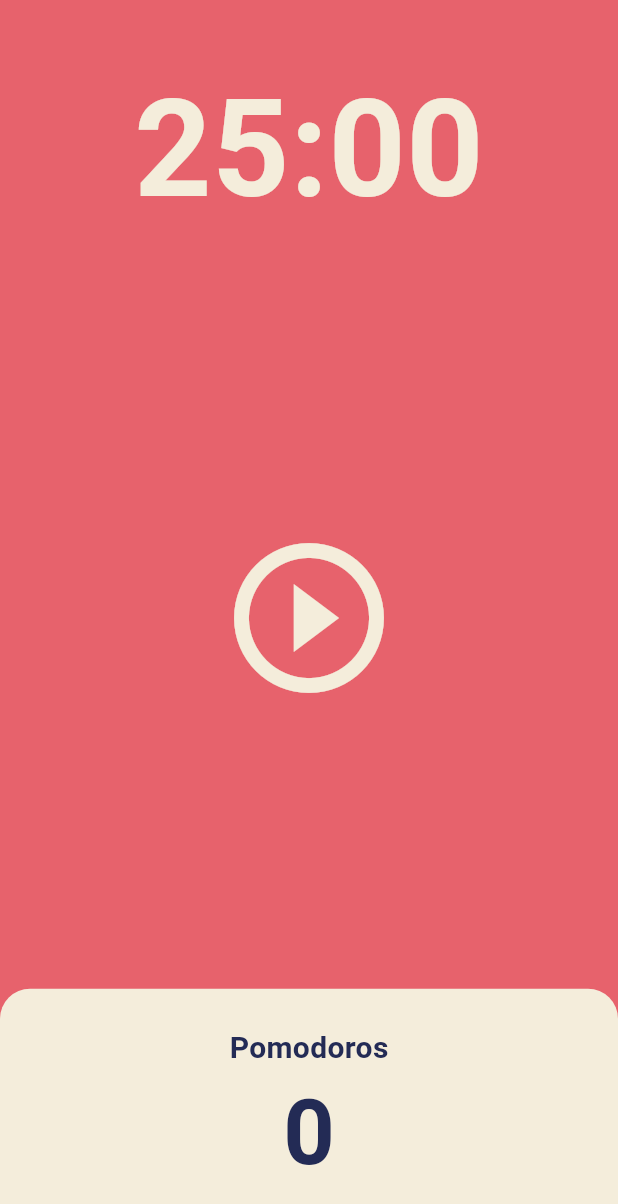
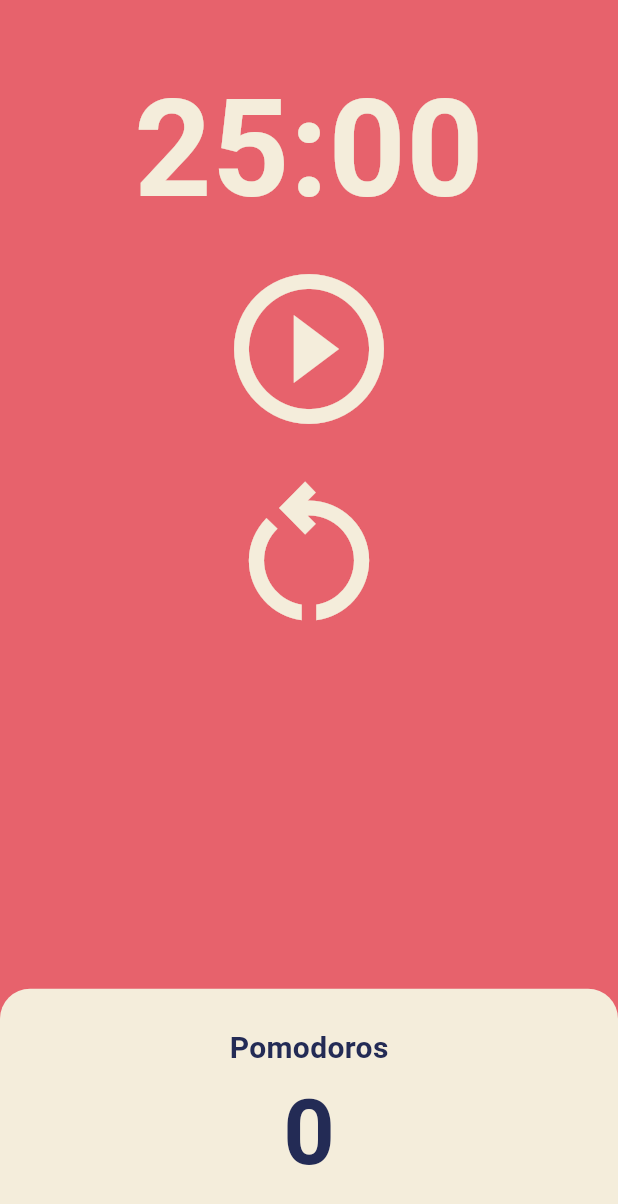
Before and after one commit to Alpaca92/IAL, a Flutter app: the screen it shows after launch, on a phone screen of 412 x 824 dp. Shown: the top 1204 px of the screen. Run offline on Flutter 3.47's test engine with Material 3 defaults, Android fonts, the phone set to English and light mode, and no system bars.

Commit message:
#5.4 code challenge

```diff
--- a/toonflix/lib/screens/home_screen.dart
+++ b/toonflix/lib/screens/home_screen.dart
@@ -54,6 +54,14 @@ class _HomeScreenState extends State<HomeScreen> {
     });
   }
 
+  void onRestartPressed() {
+      setState(() {
+        totalSeconds = INITIAL_SECONDS;
+        isRunning = false;
+      });
+      timer.cancel();
+  }
+
   @override
   Widget build(BuildContext context) {
     return Scaffold(
@@ -77,7 +85,9 @@ class _HomeScreenState extends State<HomeScreen> {
           Flexible(
             flex: 3,
             child: Center(
-              child: IconButton(
+              child: Column(
+                children: [
+                  IconButton(
                     iconSize: 120,
                     color: Theme.of(context).cardColor,
                     onPressed: isRunning ? onPausePressed : onStartPressed,
@@ -86,6 +96,14 @@ class _HomeScreenState extends State<HomeScreen> {
                           ? Icons.pause_circle_outline
                           : Icons.play_circle_outline,
                     ),
+                  ),
+                  IconButton(
+                    iconSize: 120,
+                    color: Theme.of(context).cardColor,
+                    onPressed: onRestartPressed,
+                    icon: Icon(Icons.restart_alt_outlined),
+                  ),
+                ],
               ),
             ),
           ),
```
Lines whose indentation alone changed are shown as unchanged.
